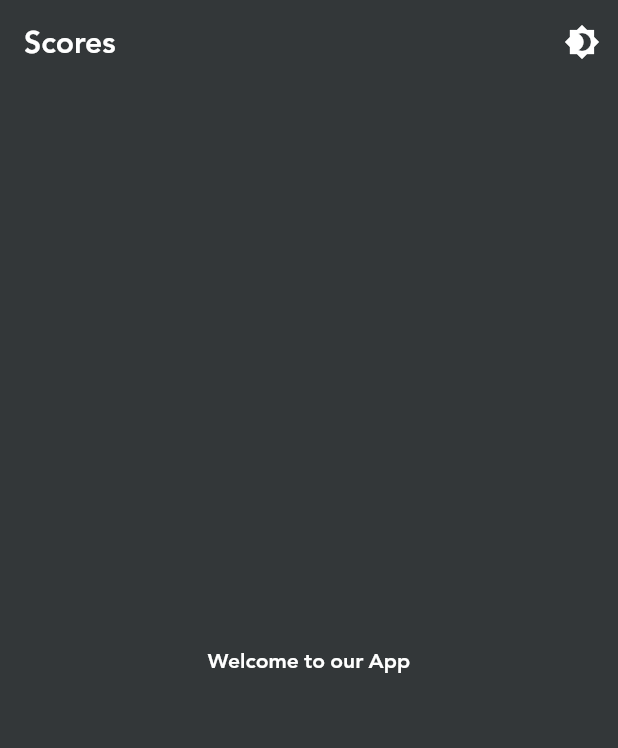
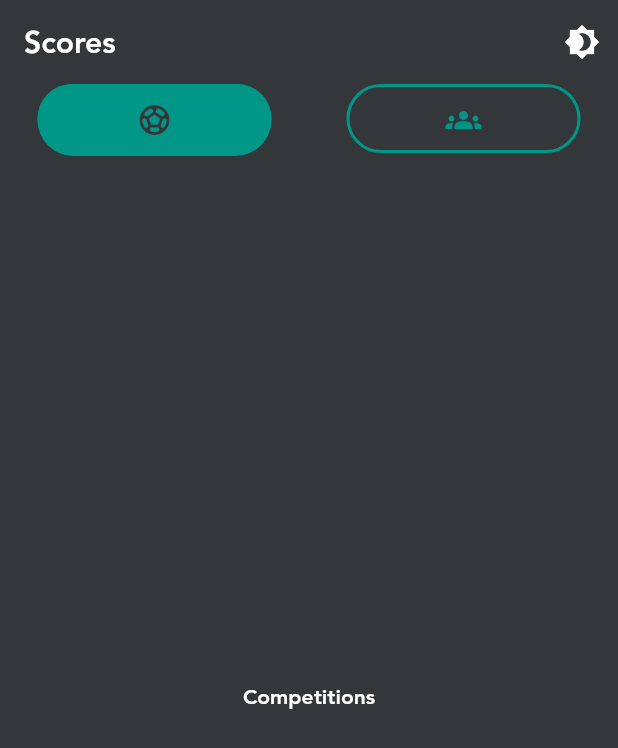
Before and after one commit to MedhatMohamed5/football_score, a Flutter app: the screen it shows after launch, after a tap on the "brightness 4" icon, on a phone screen of 412 x 824 dp. Shown: the top 748 px of the screen. Run offline on Flutter 3.47's test engine with Material 2 defaults, Android fonts, the phone set to English and light mode, and no system bars; our stand-ins replace flutter_bloc, hexcolor.

Commit message:
Add Tab bar for Competitions and Teams Add Tab bar theme design

```diff
--- a/lib/app/screens/app_start.dart
+++ b/lib/app/screens/app_start.dart
@@ -2,39 +2,30 @@ import 'package:flutter/material.dart';
 import 'package:flutter_bloc/flutter_bloc.dart';
 import 'package:football_score/app/cubit/app_cubit.dart';
 import 'package:football_score/app/cubit/app_states.dart';
+import 'package:football_score/features/home/cubit/home_cubit.dart';
+import 'package:football_score/features/home/screens/home_screen.dart';
 
 class AppStart extends StatelessWidget {
   const AppStart({Key? key}) : super(key: key);
 
   @override
   Widget build(BuildContext context) {
-    return BlocProvider<AppCubit>(
-      create: (context) => AppCubit()..changeTheme(context),
+    return MultiBlocProvider(
+      providers: [
+        BlocProvider<AppCubit>(
+          create: (context) => AppCubit()..changeTheme(context),
+        ),
+        BlocProvider<HomeCubit>(
+          create: (context) => HomeCubit()..initTabs(),
+        ),
+      ],
       child: BlocConsumer<AppCubit, AppState>(
           builder: (context, state) {
             return MaterialApp(
               debugShowCheckedModeBanner: false,
               title: 'Flutter Demo',
               theme: context.read<AppCubit>().currentTheme,
-              home: Scaffold(
-                appBar: AppBar(
-                  title: const Text(
-                    'Scores',
-                  ),
-                  actions: [
-                    IconButton(
-                      onPressed: () =>
-                          context.read<AppCubit>().changeTheme(context),
-                      icon: const Icon(
-                        Icons.brightness_4,
-                      ),
-                    ),
-                  ],
-                ),
-                body: const Center(
-                  child: Text('Welcome to our App'),
-                ),
-              ),
+              home: const HomeScreen(),
             );
           },
           listener: (context, state) {}),
--- /dev/null
+++ b/lib/features/competition/screens/competition_screen.dart
@@ -0,0 +1,17 @@
+import 'package:flutter/material.dart';
+
+class CompetitionScreen extends StatefulWidget {
+  const CompetitionScreen({Key? key}) : super(key: key);
+
+  @override
+  _CompetitionScreenState createState() => _CompetitionScreenState();
+}
+
+class _CompetitionScreenState extends State<CompetitionScreen> {
+  @override
+  Widget build(BuildContext context) {
+    return const Center(
+      child: Text('Competitions'),
+    );
+  }
+}
--- /dev/null
+++ b/lib/features/home/cubit/home_cubit.dart
@@ -0,0 +1,49 @@
+import 'package:flutter/material.dart';
+import 'package:flutter_bloc/flutter_bloc.dart';
+import 'package:football_score/features/competition/screens/competition_screen.dart';
+import 'package:football_score/features/home/cubit/home_state.dart';
+import 'package:football_score/features/team/screens/team_screen.dart';
+import 'package:football_score/themes/app_constants.dart';
+
+class HomeCubit extends Cubit<HomeState> {
+  HomeCubit() : super(InitHomeState());
+
+  List<Tab>? tabs;
+  Map<Tab, Widget>? tabScreen;
+
+  void initTabs() {
+    tabs = [
+      Tab(
+        icon: tabIcon(Icons.sports_soccer_outlined),
+      ),
+      Tab(
+        icon: tabIcon(Icons.groups),
+      ),
+    ];
+
+    tabScreen = {
+      tabs![0]: const CompetitionScreen(),
+      tabs![1]: const TeamScreen(),
+    };
+    emit(InitHomeState());
+  }
+
+  Container tabIcon(IconData iconData) {
+    return Container(
+      padding: const EdgeInsets.symmetric(vertical: 10),
+      decoration: BoxDecoration(
+        borderRadius: BorderRadiusDirectional.circular(64),
+        border: Border.all(
+          width: 2,
+          color: defaultColor,
+        ),
+      ),
+      child: Padding(
+        padding: const EdgeInsets.only(left: 64, right: 64),
+        child: Icon(
+          iconData,
+        ),
+      ),
+    );
+  }
+}
--- /dev/null
+++ b/lib/features/home/cubit/home_state.dart
@@ -0,0 +1,3 @@
+abstract class HomeState {}
+
+class InitHomeState implements HomeState {}
--- /dev/null
+++ b/lib/features/home/screens/home_screen.dart
@@ -0,0 +1,65 @@
+import 'package:flutter/material.dart';
+import 'package:flutter_bloc/flutter_bloc.dart';
+import 'package:football_score/app/cubit/app_cubit.dart';
+import 'package:football_score/features/home/cubit/home_cubit.dart';
+import 'package:football_score/features/home/cubit/home_state.dart';
+
+class HomeScreen extends StatefulWidget {
+  const HomeScreen({Key? key}) : super(key: key);
+
+  @override
+  State<HomeScreen> createState() => _HomeScreenState();
+}
+
+class _HomeScreenState extends State<HomeScreen>
+    with SingleTickerProviderStateMixin {
+  TabController? _tabController;
+
+  @override
+  void dispose() {
+    _tabController!.dispose();
+    super.dispose();
+  }
+
+  @override
+  Widget build(BuildContext context) {
+    return BlocConsumer<HomeCubit, HomeState>(
+      listener: (context, state) {
+        var cubit = context.read<HomeCubit>();
+        if (state is InitHomeState) {
+          _tabController ??=
+              TabController(length: cubit.tabs!.length, vsync: this);
+        }
+      },
+      builder: (context, state) {
+        var cubit = context.read<HomeCubit>();
+
+        _tabController ??=
+            TabController(length: cubit.tabs!.length, vsync: this);
+        return Scaffold(
+          appBar: AppBar(
+            title: const Text('Scores'),
+            actions: [
+              IconButton(
+                onPressed: () => context.read<AppCubit>().changeTheme(context),
+                icon: const Icon(
+                  Icons.brightness_4,
+                ),
+              ),
+            ],
+            bottom: TabBar(
+              indicatorSize: TabBarIndicatorSize.label,
+              enableFeedback: true,
+              controller: _tabController,
+              tabs: cubit.tabs!,
+            ),
+          ),
+          body: TabBarView(
+            controller: _tabController,
+            children: cubit.tabScreen!.values.toList(),
+          ),
+        );
+      },
+    );
+  }
+}
--- /dev/null
+++ b/lib/features/team/screens/team_screen.dart
@@ -0,0 +1,17 @@
+import 'package:flutter/material.dart';
+
+class TeamScreen extends StatefulWidget {
+  const TeamScreen({Key? key}) : super(key: key);
+
+  @override
+  _TeamScreenState createState() => _TeamScreenState();
+}
+
+class _TeamScreenState extends State<TeamScreen> {
+  @override
+  Widget build(BuildContext context) {
+    return const Center(
+      child: Text('Teams'),
+    );
+  }
+}
--- a/lib/themes/app_constants.dart
+++ b/lib/themes/app_constants.dart
@@ -1,18 +1,24 @@
 import 'package:flutter/material.dart';
+import 'package:hexcolor/hexcolor.dart';
 
 const MaterialColor defaultColor = Colors.teal;
 const Color errorColor = Colors.red;
 const Color warningColor = Colors.yellow;
 
+Color darkHexColor = HexColor('333739');
+
 const Color darkThemeIconColor = Colors.white;
 const Color darkThemeBorderColor = Colors.white;
 const Color darkThemeTextColor = Colors.white;
+Color darkThemeTabIconColor = darkHexColor;
+Color darkThemeAppBarColor = HexColor('335426');
 
-const Color lightThemeIconColor = Colors.black;
-const Color lightThemeBorderColor = Colors.white;
+const Color lightThemeIconColor = Colors.teal;
+const Color lightThemeBorderColor = Colors.teal;
 const Color lightThemeTextColor = Colors.black;
 const Color lightThemeStatusColor = Colors.white;
 const Color lightThemeBackgroundColor = Colors.white;
+const Color lightThemeTabIconColor = Colors.white;
 
 const String defaultDarkFontFamily = 'Jannah';
 const String defaultLightFontFamily = 'Cairo';
--- a/lib/themes/dark_theme.dart
+++ b/lib/themes/dark_theme.dart
@@ -1,19 +1,30 @@
 import 'package:flutter/material.dart';
 import 'package:flutter/services.dart';
 import 'package:football_score/themes/app_constants.dart';
-import 'package:hexcolor/hexcolor.dart';
 
 class DarkTheme {
   static ThemeData of(BuildContext context) => ThemeData(
         fontFamily: defaultDarkFontFamily,
+        tabBarTheme: TabBarTheme(
+          unselectedLabelColor: defaultColor,
+          indicator: const BoxDecoration(
+            borderRadius: BorderRadiusDirectional.all(
+              Radius.circular(26),
+              // topEnd: Radius.circular(16),
+              // topStart: Radius.circular(16),
+            ),
+            color: defaultColor,
+          ),
+          labelColor: darkThemeTabIconColor,
+        ),
         brightness: Brightness.dark,
         appBarTheme: AppBarTheme(
           iconTheme: const IconThemeData(color: darkThemeIconColor),
           systemOverlayStyle: SystemUiOverlayStyle(
-            statusBarColor: HexColor('333739'),
+            statusBarColor: darkHexColor,
             statusBarIconBrightness: Brightness.light,
           ),
-          backgroundColor: HexColor('333739'),
+          backgroundColor: darkHexColor,
           elevation: 0,
           titleTextStyle: const TextStyle(
             fontFamily: defaultDarkFontFamily,
@@ -31,14 +42,14 @@ class DarkTheme {
         ),
         hintColor: darkThemeTextColor,
         iconTheme: const IconThemeData(color: darkThemeIconColor),
-        scaffoldBackgroundColor: HexColor('333739'),
+        scaffoldBackgroundColor: darkHexColor,
         primarySwatch: defaultColor,
         // primaryColor: Colors.white,
         floatingActionButtonTheme: const FloatingActionButtonThemeData(
           backgroundColor: defaultColor,
         ),
         bottomNavigationBarTheme: BottomNavigationBarThemeData(
-          backgroundColor: HexColor('333739'),
+          backgroundColor: darkHexColor,
           selectedItemColor: defaultColor,
           unselectedItemColor: Colors.grey,
           elevation: 20,
--- a/lib/themes/ligth_theme.dart
+++ b/lib/themes/ligth_theme.dart
@@ -4,6 +4,19 @@ import 'package:football_score/themes/app_constants.dart';
 
 class LightTheme {
   static ThemeData of(BuildContext context) => ThemeData(
+        tabBarTheme: const TabBarTheme(
+          unselectedLabelColor: defaultColor,
+          indicator: BoxDecoration(
+            borderRadius: BorderRadiusDirectional.all(
+              Radius.circular(26),
+              // topEnd: Radius.circular(16),
+              // topStart: Radius.circular(16),
+            ),
+            color: defaultColor,
+          ),
+          labelColor: lightThemeTabIconColor,
+        ),
+        iconTheme: const IconThemeData(color: lightThemeIconColor),
         brightness: Brightness.light,
         fontFamily: defaultLightFontFamily,
         appBarTheme: const AppBarTheme(
@@ -15,7 +28,7 @@ class LightTheme {
           backgroundColor: lightThemeBackgroundColor,
           elevation: 0,
           titleTextStyle: TextStyle(
-            color: lightThemeTextColor,
+            color: defaultColor,
             fontFamily: defaultLightFontFamily,
             fontSize: appBarFontSize,
             fontWeight: FontWeight.bold,
```
